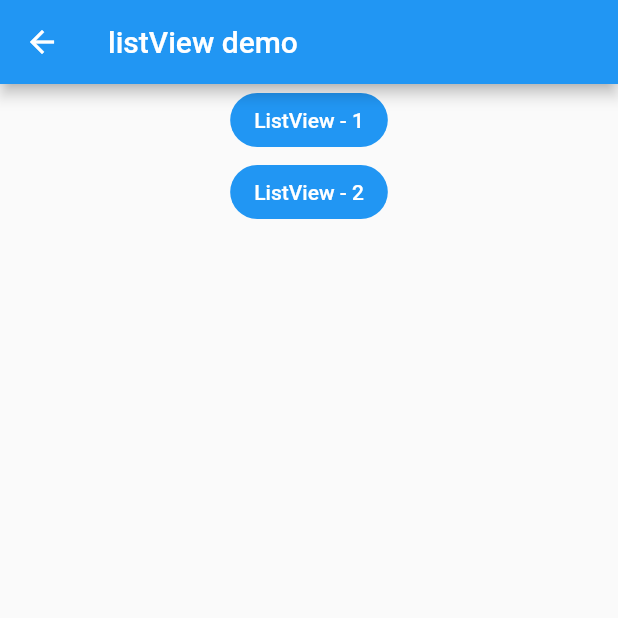
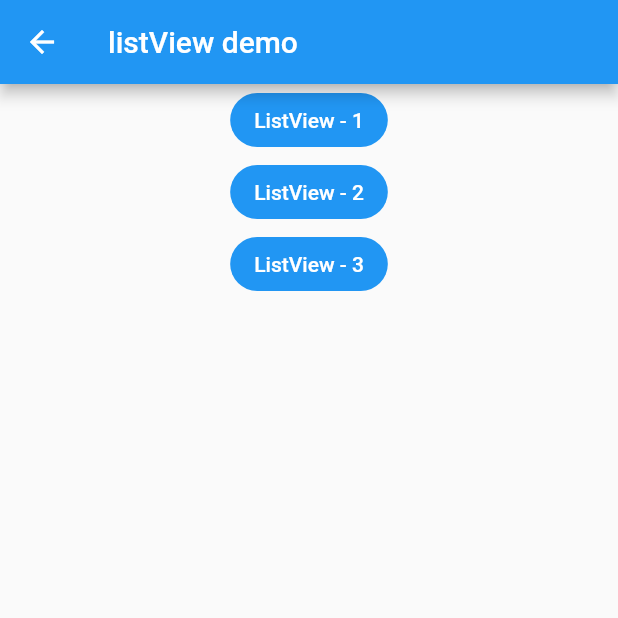
Before and after one commit to chenqf/flutter_widget_demo, a Flutter app: the MyListView screen opened directly, on a phone screen of 412 x 824 dp, the top half of it. Run offline on Flutter 3.47's test engine with Material 2 defaults, Android fonts, the phone set to English and light mode, and no system bars.

Commit message:
组件 ListView 简单相关内容

```diff
--- a/lib/demo/listView/2.dart
+++ b/lib/demo/listView/2.dart
@@ -9,6 +9,9 @@ class MyListView2 extends StatelessWidget {
             title:Text('listView-2')
         ),
         body:ListView(
+          itemExtent:70.0, // 指定子元素的最大宽度
+          //是否根据子项的总高,设定listView的高度,默认false ,false 时沾满整个父容器
+          shrinkWrap: true,
           children: <Widget>[
             Image.network(
               'http://image1.51tiangou.com/tgou2/img2/index/icon-sanfu.png!y',
--- a/lib/demo/listView/index.dart
+++ b/lib/demo/listView/index.dart
@@ -1,6 +1,7 @@
 import 'package:flutter/material.dart';
 import './1.dart';
 import './2.dart';
+import './3.dart';
 
 
 class MyListView extends StatelessWidget {
@@ -45,6 +46,22 @@ class MyListView extends StatelessWidget {
                     })
                 );
               },
+            ),
+            FlatButton(
+              child: Text("ListView - 3"),
+              color: Colors.blue,
+              highlightColor: Colors.blue[700],
+              colorBrightness: Brightness.dark,
+              splashColor: Colors.grey,
+              shape:RoundedRectangleBorder(borderRadius: BorderRadius.circular(20.0)),
+              onPressed: () {
+                //导航到新路由
+                Navigator.push( context,
+                    new MaterialPageRoute(builder: (context) {
+                      return new MyListView3();
+                    })
+                );
+              },
             )
           ],
         ),
```
Also changed, not shown: lib/demo/listView/3.dart (added, +29 -0 lines).
